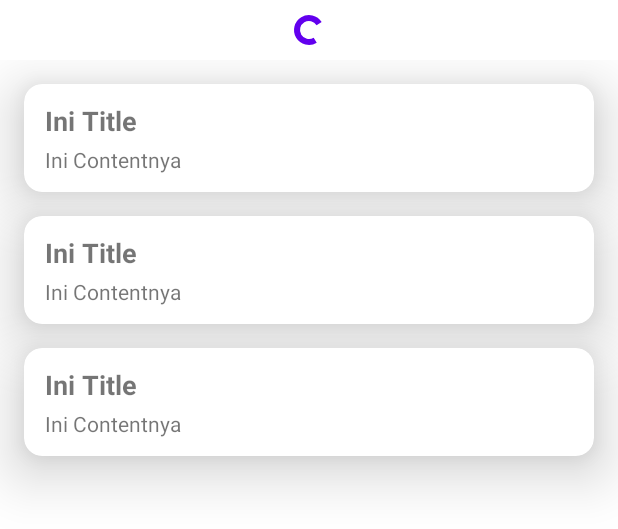
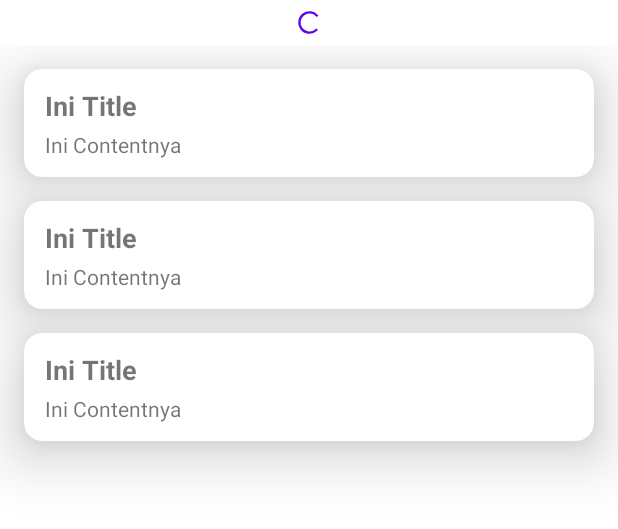
Before and after one commit to touki24/otopost, an Android app: the layout fragment_post.xml on its own in the app's theme, with its tools: preview values and no code run, on a phone screen of 412 x 824 dp. Shown: the top 529 px of the screen. Run offline under Robolectric (Android 15) with nearby library versions, the phone set to English and light mode, and no system bars.

```diff
--- a/app/src/main/res/layout/fragment_post.xml
+++ b/app/src/main/res/layout/fragment_post.xml
@@ -1,19 +1,18 @@
 <?xml version="1.0" encoding="utf-8"?>
-<androidx.constraintlayout.widget.ConstraintLayout xmlns:android="http://schemas.android.com/apk/res/android"
+<androidx.constraintlayout.widget.ConstraintLayout
+    xmlns:android="http://schemas.android.com/apk/res/android"
     xmlns:tools="http://schemas.android.com/tools"
     android:layout_width="match_parent"
     android:layout_height="match_parent"
     xmlns:app="http://schemas.android.com/apk/res-auto"
     tools:context=".presentation.post.PostFragment">
 
-    <com.google.android.material.progressindicator.CircularProgressIndicator
-        style="@style/Widget.MaterialComponents.CircularProgressIndicator"
+    <ProgressBar
         android:id="@+id/progressCircular"
-        android:layout_width="wrap_content"
-        android:layout_height="wrap_content"
+        android:layout_width="30dp"
+        android:layout_height="30dp"
         android:paddingVertical="6dp"
-        android:indeterminate="true"
-        app:indicatorSize="20dp"
+        android:indeterminateTint="@color/purple_500"
         app:layout_constraintTop_toTopOf="parent"
         app:layout_constraintStart_toStartOf="parent"
         app:layout_constraintEnd_toEndOf="parent" />
--- a/app/src/main/res/layout/fragment_post_detail.xml
+++ b/app/src/main/res/layout/fragment_post_detail.xml
@@ -7,7 +7,7 @@
     android:layout_width="match_parent"
     android:paddingHorizontal="18dp"
     android:paddingVertical="18dp"
-    tools:context=".PostDetailFragment">
+    tools:context=".presentation.post.detail.PostDetailFragment">
 
     <com.google.android.material.textview.MaterialTextView
         android:id="@+id/title"
@@ -34,7 +34,6 @@
         />
 
     <com.google.android.material.progressindicator.CircularProgressIndicator
-        style="@style/Widget.MaterialComponents.CircularProgressIndicator"
         android:id="@+id/progressCircular"
         android:layout_width="wrap_content"
         android:layout_height="wrap_content"
--- a/framework/src/main/java/com/touki/otopost/framework/core/post/mapper/PostMapper.kt
+++ b/framework/src/main/java/com/touki/otopost/framework/core/post/mapper/PostMapper.kt
@@ -6,11 +6,12 @@ import com.touki.otopost.common.extension.orZero
 import com.touki.otopost.common.extension.toDate
 import com.touki.otopost.common.mapper.ResponseToModel
 import com.touki.otopost.core.post.model.Post
+import com.touki.otopost.framework.core.post.model.FetchPostResponse
 import com.touki.otopost.framework.core.post.model.FetchPostsResponse
 
-internal class PostMapper: ResponseToModel<FetchPostsResponse.Item, Post> {
+internal class PostMapper: ResponseToModel<FetchPostResponse, Post> {
 
-    override fun responseToModel(response: FetchPostsResponse.Item): Post {
+    override fun responseToModel(response: FetchPostResponse): Post {
         return Post(
             id = response.id.orZero(),
             title = response.title.orEmpty(),
```
Also changed, not shown: app/src/main/java/com/touki/otopost/AppModules.kt (+7 -0 lines), app/src/main/java/com/touki/otopost/presentation/post/detail/PostDetailFragment.kt (+38 -0 lines), app/src/main/java/com/touki/otopost/presentation/post/detail/PostDetailViewModel.kt (added, +31 -0 lines).
